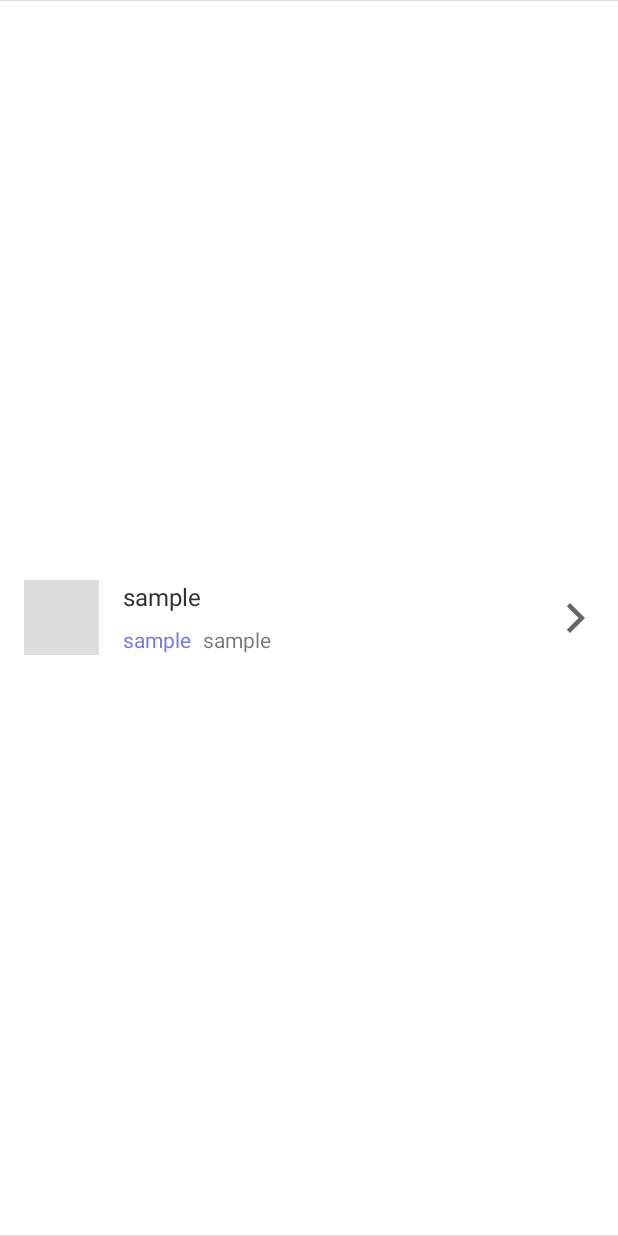
After one commit to kofboy2000/study-with-mobile, an Android app: the layout item_user_search.xml on its own in the app's theme, with its tools: preview values and no code run, on a phone screen of 412 x 824 dp. The commit adds this screen. Run offline under Robolectric (Android 15) with nearby library versions, the phone set to English and light mode, and no system bars.

Commit message:
Apply basic ui of search

```diff
--- a/client/app/build.gradle
+++ b/client/app/build.gradle
@@ -23,6 +23,7 @@ android {
         buildConfigField "String", "BASE_RTMP_URL", properties['base_rtmp_url']
         buildConfigField "String", "CDN_SERVICE_NAME", properties['cdn_service_name']
         buildConfigField "String", "CDN_SERVICE_DOMAIN", properties['cdn_service_domain']
+        buildConfigField "String", "FIREBASE_DB_URL", properties['firebase_database_url']
 
         testInstrumentationRunner "androidx.test.runner.AndroidJUnitRunner"
     }
--- a/client/app/src/main/java/com/ahnsong/studymobile/ui/main/home/HomeFragment.java
+++ b/client/app/src/main/java/com/ahnsong/studymobile/ui/main/home/HomeFragment.java
@@ -43,7 +43,7 @@ public class HomeFragment extends Fragment {
                 LinearLayoutManager.HORIZONTAL, false);
         layoutManager.setAutoMeasureEnabled(true);
         binding.rvTop.setLayoutManager(layoutManager);
-        binding.rvTop.setAdapter(new MainSlidePagerAdapter(getContext(), pagerList));
+        binding.rvTop.setAdapter(new HomeSlideAdapter(getContext(), pagerList));
     }
 
     @Override
--- a/client/app/src/main/java/com/ahnsong/studymobile/ui/main/home/MainSlidePagerAdapter.java
+++ b/client/app/src/main/java/com/ahnsong/studymobile/ui/main/home/HomeSlideAdapter.java
@@ -25,11 +25,11 @@ import org.jetbrains.annotations.NotNull;
 import java.util.List;
 
 
-public class MainSlidePagerAdapter extends RecyclerView.Adapter<MainSlidePagerAdapter.MainSlidePageHolder> {
+public class HomeSlideAdapter extends RecyclerView.Adapter<HomeSlideAdapter.MainSlidePageHolder> {
     private Context context;
     private List<HomeSlide> homeSlideList;
 
-    public MainSlidePagerAdapter(Context context, List<HomeSlide> slides) {
+    public HomeSlideAdapter(Context context, List<HomeSlide> slides) {
         this.context = context;
         this.homeSlideList = slides;
     }
--- /dev/null
+++ b/client/app/src/main/java/com/ahnsong/studymobile/utils/LectureTimerCallback.java
@@ -0,0 +1,5 @@
+package com.ahnsong.studymobile.utils;
+
+public interface LectureTimerCallback {
+    void onEventEndTick();
+}
--- /dev/null
+++ b/client/app/src/main/res/drawable/ic_baseline_arrow_forward_ios_24.xml
@@ -0,0 +1,10 @@
+<vector xmlns:android="http://schemas.android.com/apk/res/android"
+    android:width="24dp"
+    android:height="24dp"
+    android:viewportWidth="24"
+    android:viewportHeight="24"
+    android:tint="?attr/colorControlNormal">
+  <path
+      android:fillColor="@android:color/white"
+      android:pathData="M5.88,4.12L13.76,12l-7.88,7.88L8,22l10,-10L8,2z"/>
+</vector>
--- a/client/app/src/main/res/layout/activity_login.xml
+++ b/client/app/src/main/res/layout/activity_login.xml
@@ -27,7 +27,7 @@
             android:background="@drawable/logo_text_only" />
 
         <Button
-            android:id="@+id/login_button"
+            android:id="@+id/login_student_button"
             android:layout_width="match_parent"
             android:layout_height="56dp"
             android:layout_margin="@dimen/default_margin"
@@ -36,7 +36,7 @@
             android:text="@string/temp_student_login" />
 
         <Button
-            android:id="@+id/social_login_button"
+            android:id="@+id/login_teacher_button"
             android:layout_width="match_parent"
             android:layout_height="56dp"
             android:layout_margin="@dimen/default_margin"
--- /dev/null
+++ b/client/app/src/main/res/layout/item_user_search.xml
@@ -0,0 +1,79 @@
+<?xml version="1.0" encoding="utf-8"?>
+<RelativeLayout
+    xmlns:android="http://schemas.android.com/apk/res/android"
+    android:layout_width="match_parent"
+    android:layout_height="wrap_content"
+    android:layout_gravity="center_vertical">
+
+    <View
+        android:layout_width="match_parent"
+        android:layout_height="1px"
+        android:background="@color/colorGrey" />
+
+    <RelativeLayout
+        android:layout_width="wrap_content"
+        android:layout_height="wrap_content"
+        android:layout_centerVertical="true"
+        android:layout_marginStart="@dimen/small_margin">
+
+        <ImageView
+            android:id="@+id/item_thumbnail"
+            android:layout_width="50dp"
+            android:layout_height="50dp"
+            android:layout_centerVertical="true"
+            android:src="@color/colorGrey" />
+
+        <TextView
+            android:id="@+id/item_user_name"
+            android:layout_width="180dp"
+            android:layout_height="wrap_content"
+            android:layout_marginStart="@dimen/small_margin"
+            android:layout_toEndOf="@id/item_thumbnail"
+            android:textSize="@dimen/text_guide"
+            android:maxLines="2"
+            android:ellipsize="end"
+            android:text="@string/sample"
+            android:textColor="@color/colorBlack" />
+
+        <LinearLayout
+            android:layout_width="wrap_content"
+            android:layout_height="wrap_content"
+            android:layout_marginStart="@dimen/small_margin"
+            android:layout_marginTop="@dimen/very_small_margin"
+            android:layout_below="@id/item_user_name"
+            android:layout_toEndOf="@id/item_thumbnail"
+            android:orientation="horizontal">
+
+            <TextView
+                android:id="@+id/item_subject"
+                android:layout_width="wrap_content"
+                android:layout_height="wrap_content"
+                android:textColor="@color/colorViolet"
+                android:text="@string/sample"/>
+
+            <TextView
+                android:id="@+id/item_phone"
+                android:layout_width="wrap_content"
+                android:layout_height="wrap_content"
+                android:layout_marginStart="@dimen/very_small_margin"
+                android:text="@string/sample"/>
+        </LinearLayout>
+
+    </RelativeLayout>
+
+
+    <ImageView
+        android:id="@+id/item_label"
+        android:layout_width="wrap_content"
+        android:layout_height="wrap_content"
+        android:layout_alignParentEnd="true"
+        android:layout_marginEnd="@dimen/small_margin"
+        android:layout_centerVertical="true"
+        android:background="@drawable/ic_baseline_arrow_forward_ios_24"/>
+
+    <View
+        android:layout_width="match_parent"
+        android:layout_height="1px"
+        android:layout_alignParentBottom="true"
+        android:background="@color/colorGrey" />
+</RelativeLayout>
--- a/client/app/src/main/res/values/dimens.xml
+++ b/client/app/src/main/res/values/dimens.xml
@@ -7,6 +7,7 @@
     <dimen name="default_margin">24dp</dimen>
     <dimen name="big_margin">48dp</dimen>
     <dimen name="small_margin">16dp</dimen>
+    <dimen name="very_small_margin">8dp</dimen>
 
     <dimen name="teacher_item_width">125dp</dimen>
     <dimen name="teacher_item_image_height">175dp</dimen>
@@ -14,4 +15,5 @@
 
     <dimen name="font_title">24sp</dimen>
     <dimen name="font_subtitle">18sp</dimen>
+    <dimen name="text_guide">16dp</dimen>
 </resources>
--- a/client/app/src/main/res/values/strings.xml
+++ b/client/app/src/main/res/values/strings.xml
@@ -1,7 +1,7 @@
 <resources>
     <string name="app_name">StudyWithMobile</string>
     <string name="title_home">Home</string>
-    <string name="title_search">Teacher Search</string>
+    <string name="title_search">Search</string>
     <string name="title_settings">Settings</string>
 
     <string name="confirm">Confirm</string>
@@ -33,4 +33,5 @@
     <string name="home_slide_1">slide1.jpg</string>
     <string name="home_slide_2">slide2.jpg</string>
     <string name="home_slide_3">slide3.jpg</string>
+    <string name="sample">sample</string>
 </resources>
```
Also changed, not shown: client/app/src/main/java/com/ahnsong/studymobile/base/Consts.java (+12 -1 lines), client/app/src/main/java/com/ahnsong/studymobile/data/user/User.java (+7 -4 lines), client/app/src/main/java/com/ahnsong/studymobile/firebase/FirebaseManager.java (+9 -0 lines), client/app/src/main/java/com/ahnsong/studymobile/ui/init/LoginActivity.java (+15 -1 lines), client/app/src/main/java/com/ahnsong/studymobile/ui/main/home/HomeList.java (added, +8 -0 lines), client/app/src/main/java/com/ahnsong/studymobile/ui/main/home/HomeListAdapter.java (added, +36 -0 lines), client/app/src/main/java/com/ahnsong/studymobile/ui/main/search/SearchFragment.java (+22 -10 lines), client/app/src/main/java/com/ahnsong/studymobile/ui/main/search/SearchListAdapter.java (added, +83 -0 lines), client/app/src/main/java/com/ahnsong/studymobile/ui/main/search/SearchViewModel.java (+44 -5 lines), client/app/src/main/java/com/ahnsong/studymobile/utils/LectureTimer.java (added, +38 -0 lines), client/app/src/main/res/layout/fragment_search.xml (+6 -13 lines), 1 other file.
